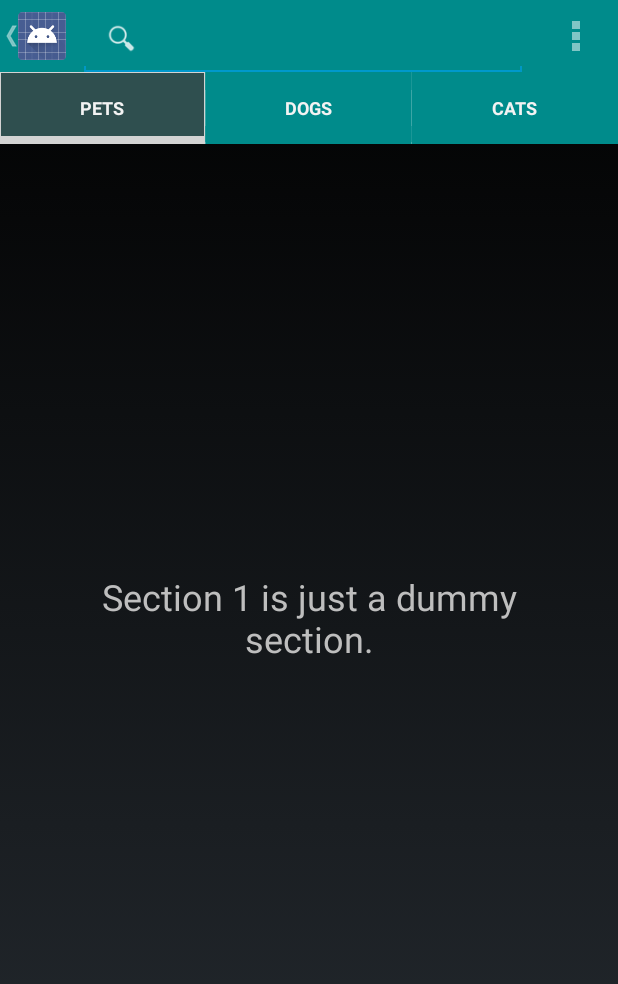
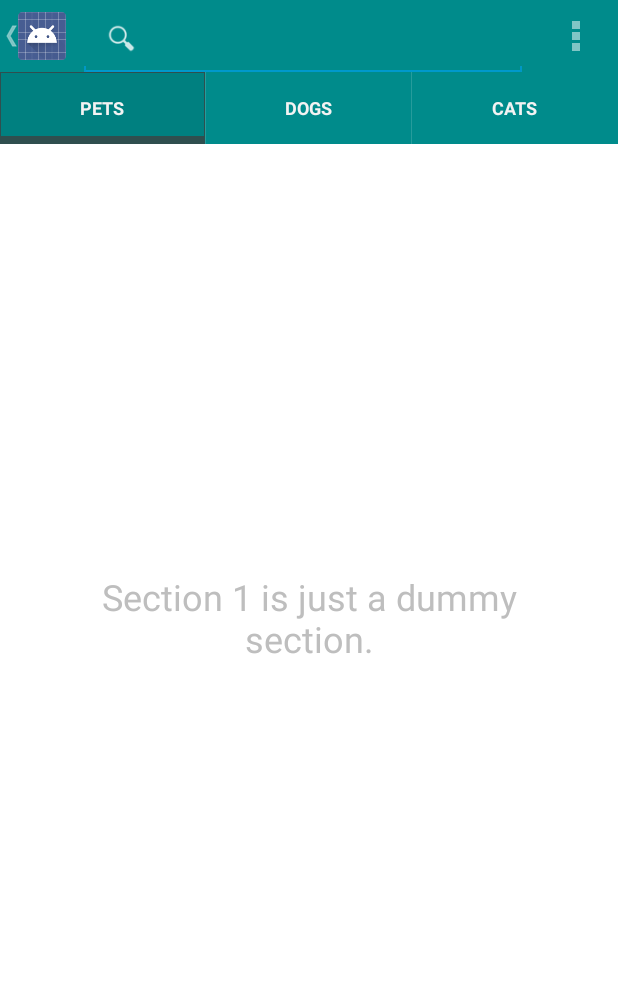
Before and after one commit to loofah666/Android_Course, an Android app: the screen it shows after launch (MainActivity), after a tap on "Search", on a phone screen of 412 x 824 dp. Shown: the top 984 px of the screen. Run offline under Robolectric (Android 15) with nearby library versions, the phone set to English and light mode, and no system bars.

Commit message:
finished customizing actionbar+tabbar+tabs

```diff
--- a/ActionBarTab/app/src/main/res/drawable/actionbar_tab_indicator.xml
+++ b/ActionBarTab/app/src/main/res/drawable/actionbar_tab_indicator.xml
@@ -2,6 +2,6 @@
 <selector xmlns:android="http://schemas.android.com/apk/res/android">
     <item android:state_focused="false" android:state_selected="false" android:state_pressed="false" android:drawable="@color/darkcyan"/>
     <item android:state_focused="false" android:state_selected="true" android:state_pressed="false" android:drawable="@drawable/tab_selected"/>
-    <item android:state_selected="false" android:state_pressed="true" android:drawable="@color/lightgrey"/>
+    <item android:state_selected="false" android:state_pressed="true" android:drawable="@color/darkslategray"/>
     <item android:state_selected="true" android:state_pressed="true" android:drawable="@drawable/tab_selected_pressed"/>
 </selector>
--- a/ActionBarTab/app/src/main/res/drawable/tab_selected.xml
+++ b/ActionBarTab/app/src/main/res/drawable/tab_selected.xml
@@ -2,8 +2,8 @@
 <layer-list xmlns:android="http://schemas.android.com/apk/res/android">
     <item android:top="-5dp" android:left="-5dp" android:right="-5dp">
         <shape android:shape="rectangle">
-            <solid android:color="@color/darkslategray"/>
-            <stroke android:color="@color/lightgrey" android:width="5dp"/>
+            <solid android:color="@color/teal"/>
+            <stroke android:color="@color/darkslategray" android:width="5dp"/>
         </shape>
 
     </item>
--- a/ActionBarTab/app/src/main/res/drawable/tab_selected_pressed.xml
+++ b/ActionBarTab/app/src/main/res/drawable/tab_selected_pressed.xml
@@ -2,7 +2,7 @@
 <layer-list xmlns:android="http://schemas.android.com/apk/res/android">
     <item android:top="-5dp" android:left="-5dp" android:right="-5dp">
         <shape android:shape="rectangle">
-            <stroke android:color="@color/lightgrey" android:width="5dp"/>
+            <stroke android:color="@color/darkslategray" android:width="5dp"/>
 
         </shape>
     </item>
--- a/ActionBarTab/app/src/main/res/layout/activity_main.xml
+++ b/ActionBarTab/app/src/main/res/layout/activity_main.xml
@@ -2,6 +2,7 @@
     android:layout_width="match_parent"
     android:layout_height="match_parent"
     android:orientation="vertical"
+    android:background="@color/white"
     android:paddingLeft="@dimen/activity_horizontal_margin"
     android:paddingRight="@dimen/activity_horizontal_margin"
     android:paddingTop="@dimen/activity_vertical_margin"
--- a/ActionBarTab/app/src/main/res/values/styles.xml
+++ b/ActionBarTab/app/src/main/res/values/styles.xml
@@ -6,6 +6,7 @@
         <!-- Customize your theme here. -->
         <item name="android:actionBarStyle">@style/MyActionBar</item>
         <item name="android:actionBarTabStyle">@style/MyActionBarTab</item>
+        <item name="android:actionBarTabBarStyle">@style/MyActionBarTabBar</item>
         <item name="android:windowActionBarOverlay">true</item>
     </style>
 
@@ -20,6 +21,15 @@
         parent="@android:style/Widget.Holo.ActionBar.TabView">
         <item name="android:background">@drawable/actionbar_tab_indicator</item>
     </style>
+    <!-- Bar styles -->
+    <style name="MyActionBarTabBar"
+        parent="@android:style/Widget.Holo.ActionBar.TabBar">
+        <item name="android:background">@color/darkcyan</item>
+        <item name="android:showDividers">middle</item>
+        <item name="android:dividerPadding">0dp</item>
+    </style>
+
+
 
 
 </resources>
```
Also changed, not shown: 1 other file.
